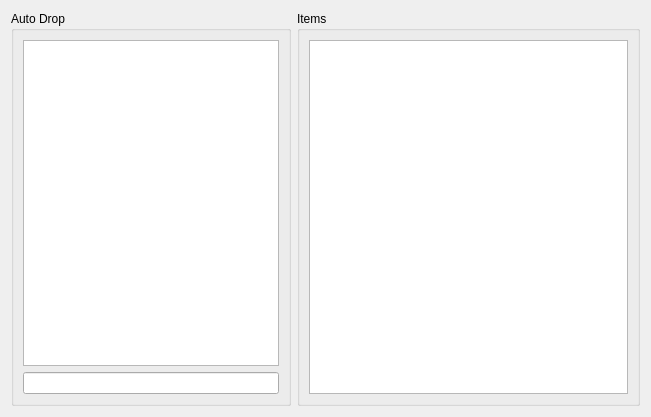
The window that CGAssistant/itemform.ui (hzqst/CGAssistant) describes before a commit, drawn with Qt 5.
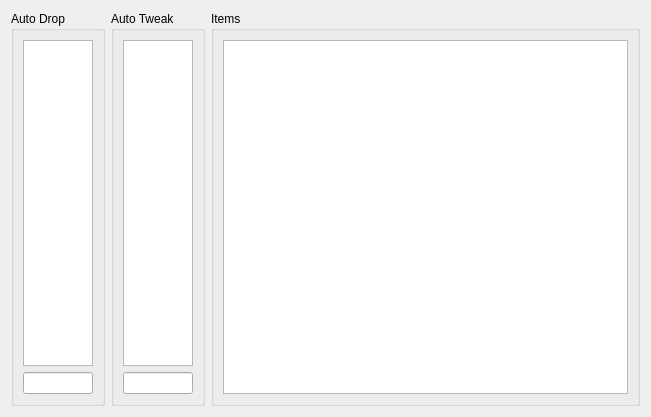
The same window after the commit. Custom widgets are drawn as their Qt base class.

```diff
--- a/CGAssistant/itemform.ui
+++ b/CGAssistant/itemform.ui
@@ -13,9 +13,21 @@
   <property name="windowTitle">
    <string>Form</string>
   </property>
-  <layout class="QHBoxLayout" name="horizontalLayout">
+  <layout class="QHBoxLayout" name="horizontalLayout" stretch="1,1,5">
    <item>
     <widget class="QGroupBox" name="groupBox_Drop">
+     <property name="sizePolicy">
+      <sizepolicy hsizetype="Preferred" vsizetype="Preferred">
+       <horstretch>0</horstretch>
+       <verstretch>0</verstretch>
+      </sizepolicy>
+     </property>
+     <property name="maximumSize">
+      <size>
+       <width>16777215</width>
+       <height>16777215</height>
+      </size>
+     </property>
      <property name="title">
       <string>Auto Drop</string>
      </property>
@@ -30,13 +42,13 @@
         </property>
         <property name="minimumSize">
          <size>
-          <width>128</width>
+          <width>0</width>
           <height>0</height>
          </size>
         </property>
         <property name="maximumSize">
          <size>
-          <width>256</width>
+          <width>16777215</width>
           <height>16777215</height>
          </size>
         </property>
@@ -55,6 +67,47 @@
      </layout>
     </widget>
    </item>
+   <item>
+    <widget class="QGroupBox" name="groupBox_Tweak">
+     <property name="title">
+      <string>Auto Tweak</string>
+     </property>
+     <layout class="QVBoxLayout" name="verticalLayout_3">
+      <item>
+       <widget class="MyListView" name="listView_tweak">
+        <property name="sizePolicy">
+         <sizepolicy hsizetype="Preferred" vsizetype="Expanding">
+          <horstretch>0</horstretch>
+          <verstretch>0</verstretch>
+         </sizepolicy>
+        </property>
+        <property name="minimumSize">
+         <size>
+          <width>0</width>
+          <height>0</height>
+         </size>
+        </property>
+        <property name="maximumSize">
+         <size>
+          <width>16777215</width>
+          <height>16777215</height>
+         </size>
+        </property>
+       </widget>
+      </item>
+      <item>
+       <widget class="QLineEdit" name="lineEdit_tweak">
+        <property name="sizePolicy">
+         <sizepolicy hsizetype="Preferred" vsizetype="Fixed">
+          <horstretch>0</horstretch>
+          <verstretch>0</verstretch>
+         </sizepolicy>
+        </property>
+       </widget>
+      </item>
+     </layout>
+    </widget>
+   </item>
    <item>
     <widget class="QGroupBox" name="groupBox_2">
      <property name="title">
@@ -63,6 +116,12 @@
      <layout class="QVBoxLayout" name="verticalLayout">
       <item>
        <widget class="QTableView" name="tableView">
+        <property name="sizePolicy">
+         <sizepolicy hsizetype="Expanding" vsizetype="Expanding">
+          <horstretch>0</horstretch>
+          <verstretch>0</verstretch>
+         </sizepolicy>
+        </property>
         <property name="contextMenuPolicy">
          <enum>Qt::CustomContextMenu</enum>
         </property>
```
